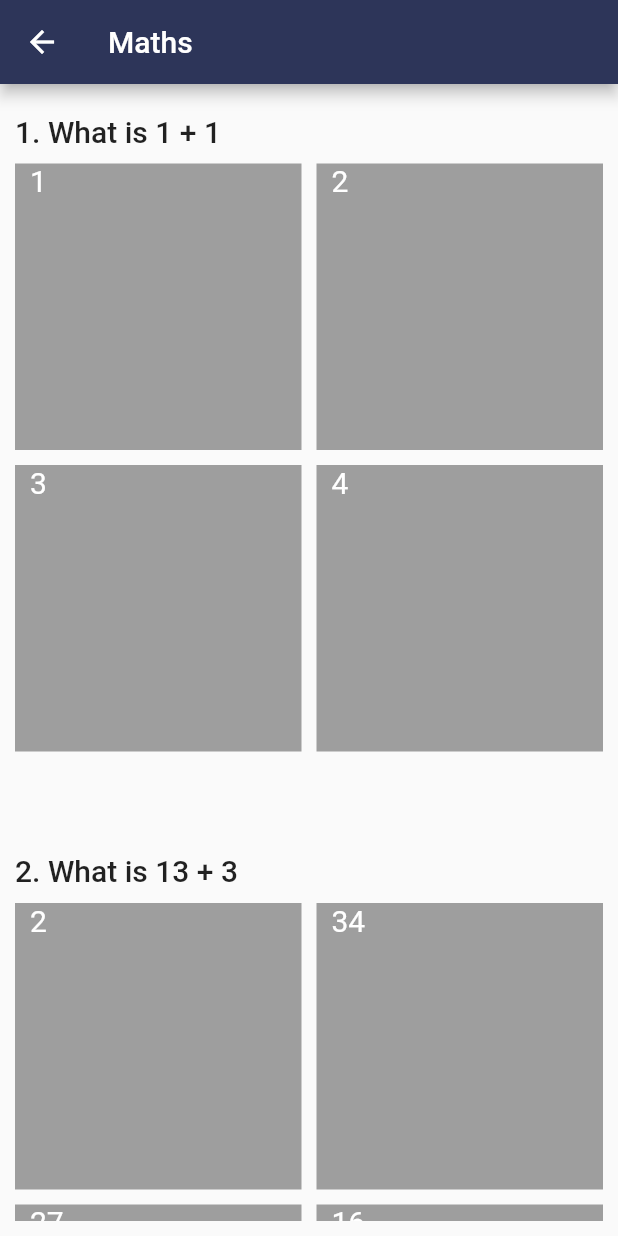
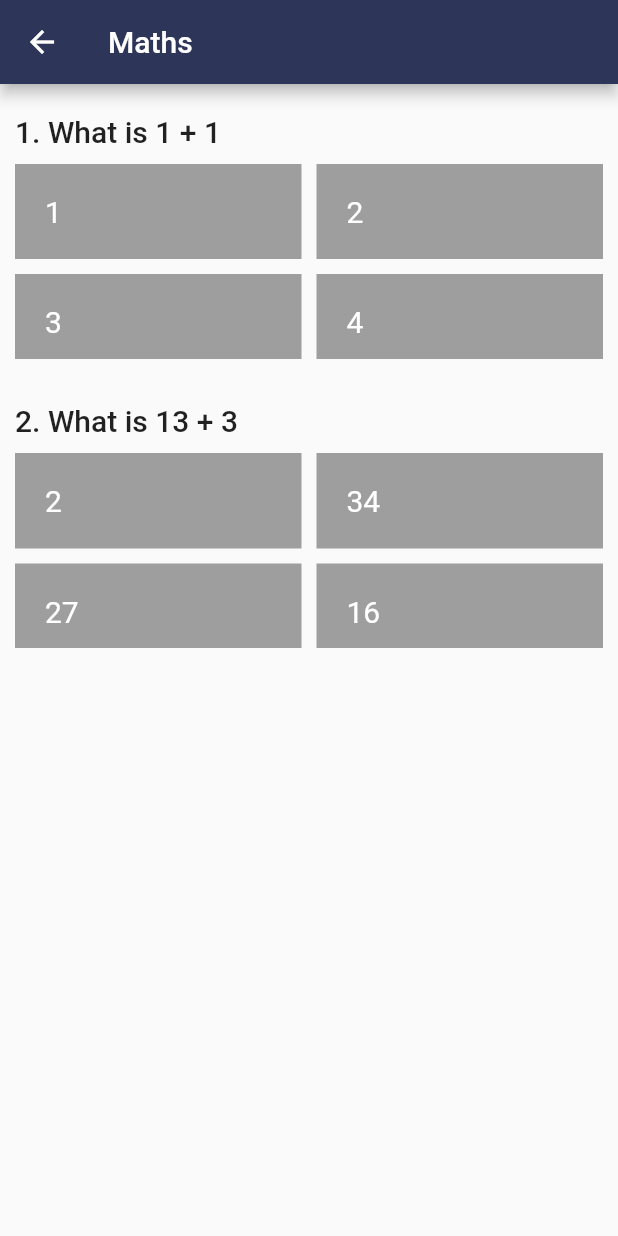
Before and after one commit to NattyEngeda/flutter_quiz_app, a Flutter app: the screen it shows after launch, after a tap on "Maths", on a phone screen of 412 x 824 dp. Run offline on Flutter 3.47's test engine with Material 2 defaults, Android fonts, the phone set to English and light mode, and no system bars; our stand-ins replace easy_splash_screen.

Commit message:
Comit Last

```diff
--- a/lib/pages/Questions/subjects.dart
+++ b/lib/pages/Questions/subjects.dart
@@ -45,14 +45,12 @@ class Questions extends StatelessWidget {
   Widget build(BuildContext context) {
     final List questions = quests['questions'];
     return Container(
-      height: 200,
+      // height: 200,
       padding: EdgeInsets.symmetric(horizontal: 10),
       child: ListView.builder(
         itemCount: questions.length,
         itemBuilder: (BuildContext context, int index) {
-          // print(answers);
           return Container(
-            // height: 300,
             margin: EdgeInsets.symmetric(vertical: 10),
             child: Column(
               mainAxisAlignment: MainAxisAlignment.start,
@@ -65,7 +63,7 @@ class Questions extends StatelessWidget {
                   ),
                 ),
                 Container(
-                  height: 450,
+                  height: 150,
                   padding: EdgeInsets.symmetric(vertical: 10),
                   child: GridView.builder(
                     itemCount: quests['questions'][index]['answers'].length,
@@ -73,6 +71,7 @@ class Questions extends StatelessWidget {
                     physics: const NeverScrollableScrollPhysics(),
                     gridDelegate:
                         const SliverGridDelegateWithFixedCrossAxisCount(
+                      childAspectRatio: 3, //set your item width and height
                       crossAxisCount: 2,
                       crossAxisSpacing: 10,
                       mainAxisSpacing: 10,
@@ -101,11 +100,12 @@ class Answers extends StatelessWidget {
   @override
   Widget build(BuildContext context) {
     return Container(
-      height: 30,
+      alignment: Alignment.centerLeft,
+      height: 40,
       decoration: BoxDecoration(
         color: Colors.grey,
       ),
-      padding: EdgeInsets.symmetric(horizontal: 10),
+      padding: EdgeInsets.symmetric(horizontal: 20, vertical: 10),
       child: Text(
         anws['answer'],
         style: TextStyle(fontSize: 20, color: Colors.white),
```
